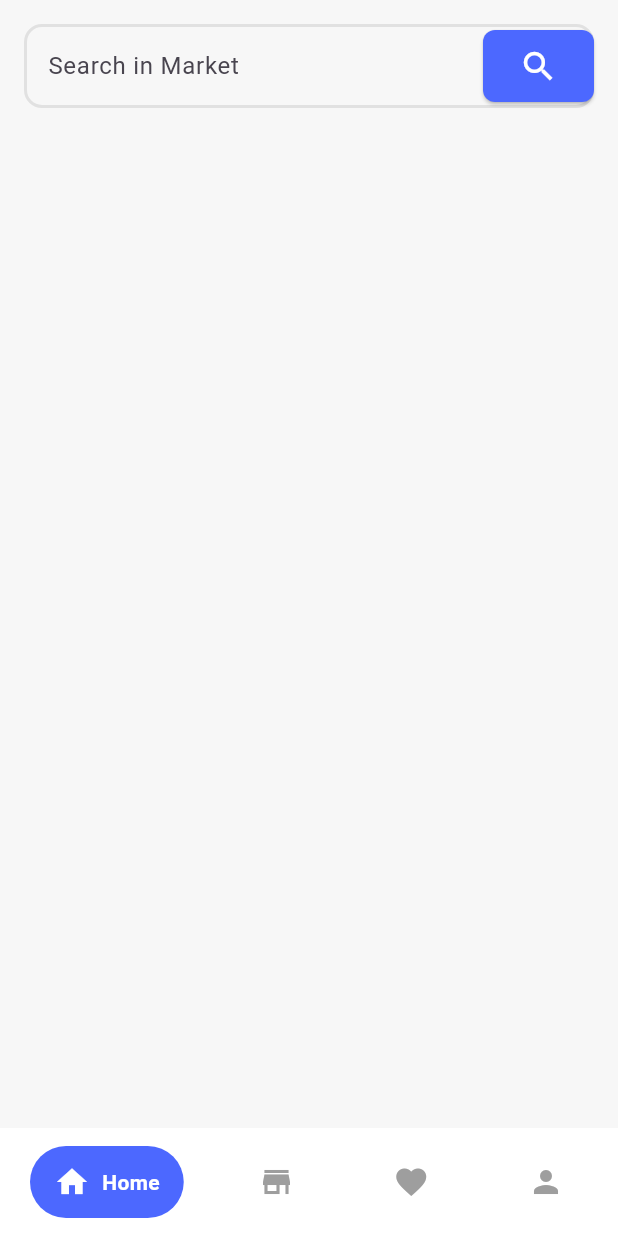
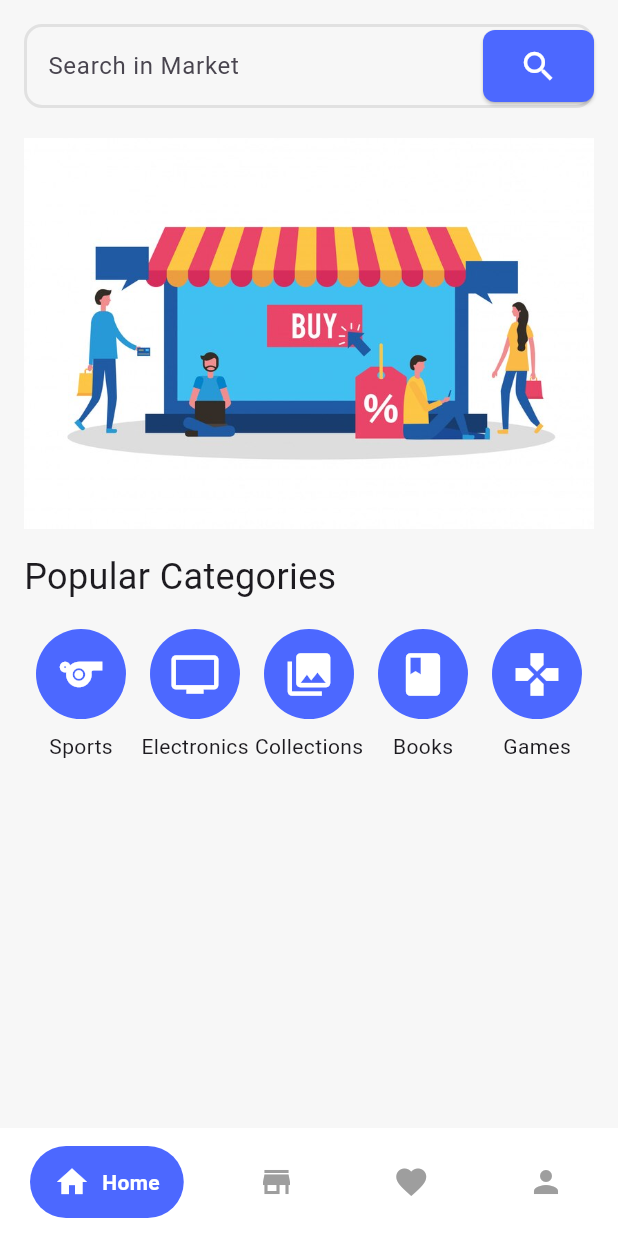
Before and after one commit to KareemTantawi/Our_Market, a Flutter app: the screen it shows after launch, on a phone screen of 412 x 824 dp. Run offline on Flutter 3.47's test engine with Material 3 defaults, Android fonts, the phone set to English and light mode, and no system bars; drawn by our look-alikes of google_nav_bar; our stand-ins replace flutter_bloc.

Commit message:
add category to list home view

```diff
--- a/lib/main.dart
+++ b/lib/main.dart
@@ -1,6 +1,5 @@
 import 'package:flutter/material.dart';
 import 'package:our_market/core/app_colors.dart';
-import 'package:our_market/views/auth/ui/login_view.dart';
 import 'package:our_market/views/nav_bar/ui/main_home_view.dart';
 
 void main() {
--- a/lib/views/home/ui/home_view.dart
+++ b/lib/views/home/ui/home_view.dart
@@ -1,5 +1,7 @@
 import 'package:flutter/material.dart';
+import 'package:our_market/core/app_colors.dart';
 import 'package:our_market/core/components/custom_search_field.dart';
+import 'package:our_market/views/home/ui/widgets/custom_category_widget.dart';
 
 class HomeView extends StatelessWidget {
   const HomeView({super.key});
@@ -11,8 +13,57 @@ class HomeView extends StatelessWidget {
       child: ListView(
         children: [
           CustomSearchWidget(),
+          SizedBox(height: 20),
+          Image.asset(
+            'assets/images/buy.jpg',
+            width: double.infinity,
+          ),
+          SizedBox(height: 15),
+          Text(
+            'Popular Categories',
+            style: TextStyle(
+              fontSize: 24,
+              fontWeight: FontWeight.w400,
+            ),
+          ),
+          SizedBox(height: 10),
+          SizedBox(
+            height: 100,
+            width: double.infinity,
+            child: ListView.builder(
+              itemCount: categories.length,
+              // shrinkWrap: true,
+              // physics: NeverScrollableScrollPhysics(),
+              scrollDirection: Axis.horizontal,
+              itemBuilder: (context, index) {
+                return CustomCategoryWidget(
+                  icon: categories[index].icon,
+                  title: categories[index].title,
+                );
+              },
+            ),
+          ),
         ],
       ),
     );
   }
 }
+
+List<Category> categories = [
+  Category(icon: Icons.sports, title: 'Sports'),
+  Category(icon: Icons.tv, title: 'Electronics'),
+  Category(icon: Icons.collections, title: 'Collections'),
+  Category(icon: Icons.book, title: 'Books'),
+  Category(icon: Icons.games, title: 'Games'),
+  Category(icon: Icons.bike_scooter, title: 'Bikes'),
+];
+
+class Category {
+  final IconData icon;
+  final String title;
+
+  Category({
+    required this.icon,
+    required this.title,
+  });
+}
--- /dev/null
+++ b/lib/views/home/ui/widgets/custom_category_widget.dart
@@ -0,0 +1,35 @@
+import 'package:flutter/material.dart';
+import 'package:our_market/core/app_colors.dart';
+
+class CustomCategoryWidget extends StatelessWidget {
+  const CustomCategoryWidget({
+    super.key,
+    required this.icon,
+    required this.title,
+  });
+  final IconData icon;
+  final String title;
+
+  @override
+  Widget build(BuildContext context) {
+    return Column(
+      children: [
+        Padding(
+          padding: const EdgeInsets.all(8.0),
+          child: CircleAvatar(
+            backgroundColor: AppColors.kPrimaryColor,
+            radius: 30,
+            child: Icon(icon, color: Colors.white, size: 34),
+          ),
+        ),
+        // SizedBox(
+        //   height: 4,
+        // ),
+        Text(
+          title,
+          style: TextStyle(fontSize: 14),
+        )
+      ],
+    );
+  }
+}
--- a/pubspec.yaml
+++ b/pubspec.yaml
@@ -61,9 +61,9 @@ flutter:
   uses-material-design: true
 
   # To add assets to your application, add an assets section, like this:
-  # assets:
-  #   - images/a_dot_burr.jpeg
-  #   - images/a_dot_ham.jpeg
+  assets:
+    - assets/images/buy.jpg
+    # - images/a_dot_ham.jpeg
 
   # An image asset can refer to one or more resolution-specific "variants", see
   # https://flutter.dev/to/resolution-aware-images
```
Also changed, not shown: assets/images/buy.jpg (added).
